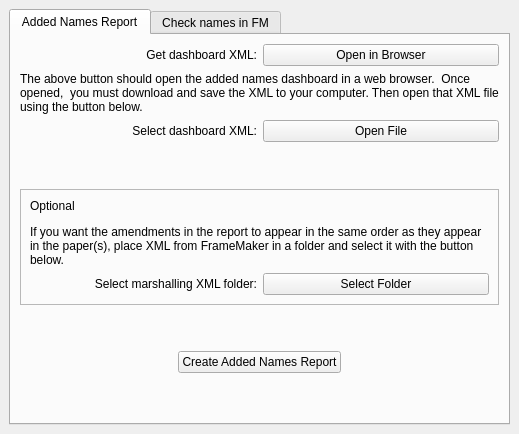
hoc-ppu/lawchecker, file python/ui/addedNames.ui: the form before one commit.
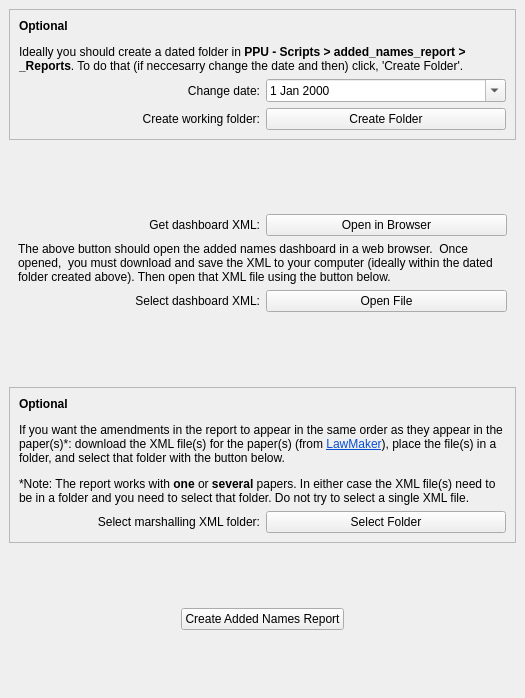
The form after the commit.

Commit message:
Marshal amendments using Lawmaker rather than FM
The main change XPaths in post-processing-html.xsl
Also add ability to create working folder in the GUI

What changed in the file:
```diff
--- a/python/ui/addedNames.ui
+++ b/python/ui/addedNames.ui
@@ -6,8 +6,8 @@
    <rect>
     <x>0</x>
     <y>0</y>
-    <width>519</width>
-    <height>434</height>
+    <width>525</width>
+    <height>698</height>
    </rect>
   </property>
   <property name="windowTitle">
@@ -16,14 +16,76 @@
   <widget class="QWidget" name="centralwidget">
    <layout class="QVBoxLayout" name="verticalLayout">
     <item>
-     <widget class="QTabWidget" name="tabWidget">
-      <property name="currentIndex">
-       <number>0</number>
+     <widget class="QFrame" name="frame_2">
+      <property name="frameShape">
+       <enum>QFrame::StyledPanel</enum>
       </property>
-      <widget class="QWidget" name="AddedNamesReport">
-       <attribute name="title">
-        <string>Added Names Report</string>
-       </attribute>
+      <property name="frameShadow">
+       <enum>QFrame::Raised</enum>
+      </property>
+      <layout class="QGridLayout" name="gridLayout_3">
+       <item row="0" column="0" colspan="2">
+        <widget class="QLabel" name="label_3">
+         <property name="text">
+          <string>&lt;html&gt;&lt;head/&gt;&lt;body&gt;&lt;p&gt;&lt;span style=&quot; font-weight:700;&quot;&gt;Optional&lt;/span&gt;&lt;/p&gt;&lt;p&gt;Ideally you should create a dated folder in &lt;span style=&quot; font-weight:700;&quot;&gt;PPU - Scripts &amp;gt; added_names_report &amp;gt; _Reports&lt;/span&gt;. To do that (if neccesarry change the date and then) click, 'Create Folder'.&lt;/p&gt;&lt;/body&gt;&lt;/html&gt;</string>
+         </property>
+         <property name="wordWrap">
+          <bool>true</bool>
+         </property>
+        </widget>
+       </item>
+       <item row="1" column="1">
+        <widget class="QDateEdit" name="workingFolderDateEdit">
+         <property name="calendarPopup">
+          <bool>true</bool>
+         </property>
+        </widget>
+       </item>
+       <item row="1" column="0">
+        <widget class="QLabel" name="label_4">
+         <property name="text">
+          <string>Change date:</string>
+         </property>
+         <property name="alignment">
+          <set>Qt::AlignRight|Qt::AlignTrailing|Qt::AlignVCenter</set>
+         </property>
+        </widget>
+       </item>
+       <item row="2" column="1">
+        <widget class="QPushButton" name="createWorkingFolderBtn">
+         <property name="text">
+          <string>Create Folder</string>
+         </property>
+        </widget>
+       </item>
+       <item row="2" column="0">
+        <widget class="QLabel" name="label_5">
+         <property name="text">
+          <string>Create working folder:</string>
+         </property>
+         <property name="alignment">
+          <set>Qt::AlignRight|Qt::AlignTrailing|Qt::AlignVCenter</set>
+         </property>
+        </widget>
+       </item>
+      </layout>
+     </widget>
+    </item>
+    <item>
+     <spacer name="verticalSpacer_4">
+      <property name="orientation">
+       <enum>Qt::Vertical</enum>
+      </property>
+      <property name="sizeHint" stdset="0">
+       <size>
+        <width>20</width>
+        <height>40</height>
+       </size>
+      </property>
+     </spacer>
+    </item>
+    <item>
+     <widget class="QWidget" name="widget" native="true">
        <layout class="QVBoxLayout" name="verticalLayout_2">
         <item>
          <layout class="QGridLayout" name="gridLayout" columnstretch="1,1">
@@ -37,6 +99,16 @@
             </property>
            </widget>
           </item>
+         <item row="3" column="0">
+          <widget class="QLabel" name="select_label">
+           <property name="text">
+            <string>Select dashboard XML:</string>
+           </property>
+           <property name="alignment">
+            <set>Qt::AlignRight|Qt::AlignTrailing|Qt::AlignVCenter</set>
+           </property>
+          </widget>
+         </item>
           <item row="0" column="1">
            <widget class="QPushButton" name="openBrowser_btn">
             <property name="text">
@@ -44,37 +116,30 @@
             </property>
            </widget>
           </item>
-          <item row="1" column="0" colspan="2">
-           <widget class="QLabel" name="instruction_label">
-            <property name="text">
-             <string>The above button should open the added names dashboard in a web browser.  Once opened,  you must download and save the XML to your computer. Then open that XML file using the button below.</string>
-            </property>
-            <property name="wordWrap">
-             <bool>true</bool>
-            </property>
-           </widget>
-          </item>
-          <item row="2" column="0">
-           <widget class="QLabel" name="select_label">
-            <property name="text">
-             <string>Select dashboard XML:</string>
-            </property>
-            <property name="alignment">
-             <set>Qt::AlignRight|Qt::AlignTrailing|Qt::AlignVCenter</set>
-            </property>
-           </widget>
-          </item>
-          <item row="2" column="1">
+         <item row="3" column="1">
            <widget class="QPushButton" name="xmlFile_btn">
             <property name="text">
              <string>Open File</string>
             </property>
            </widget>
           </item>
-         </layout>
+         <item row="1" column="0" colspan="2">
+          <widget class="QLabel" name="instruction_label">
+           <property name="text">
+            <string>The above button should open the added names dashboard in a web browser.  Once opened,  you must download and save the XML to your computer (ideally within the dated folder created above). Then open that XML file using the button below.</string>
+           </property>
+           <property name="wordWrap">
+            <bool>true</bool>
+           </property>
+          </widget>
+         </item>
+        </layout>
+       </item>
+      </layout>
+     </widget>
         </item>
         <item>
-         <spacer name="verticalSpacer_2">
+     <spacer name="verticalSpacer">
           <property name="orientation">
            <enum>Qt::Vertical</enum>
           </property>
@@ -115,7 +180,7 @@
            <item row="0" column="0" colspan="2">
             <widget class="QLabel" name="label_2">
              <property name="text">
-              <string>&lt;html&gt;&lt;head/&gt;&lt;body&gt;&lt;p&gt;Optional&lt;/p&gt;&lt;p&gt;If you want the amendments in the report to appear in the same order as they appear in the paper(s),  place XML from FrameMaker in a folder and select it with the button below.&lt;/p&gt;&lt;/body&gt;&lt;/html&gt;</string>
+          <string>&lt;html&gt;&lt;head/&gt;&lt;body&gt;&lt;p&gt;&lt;span style=&quot; font-weight:700;&quot;&gt;Optional&lt;/span&gt;&lt;/p&gt;&lt;p&gt;If you want the amendments in the report to appear in the same order as they appear in the paper(s)*: download the XML file(s) for the paper(s) (from &lt;a href=&quot;https://lawmaker.legislation.gov.uk/&quot;&gt;&lt;span style=&quot; text-decoration: underline; color:#094fd1;&quot;&gt;LawMaker&lt;/span&gt;&lt;/a&gt;), place the file(s) in a folder, and select that folder with the button below.&lt;/p&gt;&lt;p&gt;*Note: The report works with &lt;span style=&quot; font-weight:700;&quot;&gt;one&lt;/span&gt; or &lt;span style=&quot; font-weight:700;&quot;&gt;several&lt;/span&gt; papers. In either case the XML file(s) need to be in a folder and you need to select that folder. Do not try to select a single XML file.&lt;/p&gt;&lt;/body&gt;&lt;/html&gt;</string>
              </property>
              <property name="wordWrap">
               <bool>true</bool>
@@ -126,7 +191,7 @@
          </widget>
         </item>
         <item>
-         <spacer name="verticalSpacer">
+     <spacer name="verticalSpacer_3">
           <property name="orientation">
            <enum>Qt::Vertical</enum>
           </property>
@@ -155,10 +220,13 @@
           <property name="text">
            <string>Create Added Names Report</string>
           </property>
+      <property name="default">
+       <bool>false</bool>
+      </property>
          </widget>
         </item>
         <item>
-         <spacer name="verticalSpacer_3">
+     <spacer name="verticalSpacer_2">
           <property name="orientation">
            <enum>Qt::Vertical</enum>
           </property>
@@ -169,15 +237,6 @@
            </size>
           </property>
          </spacer>
-        </item>
-       </layout>
-      </widget>
-      <widget class="QWidget" name="CheckFM">
-       <attribute name="title">
-        <string>Check names in FM</string>
-       </attribute>
-      </widget>
-     </widget>
     </item>
    </layout>
   </widget>
```
Left out of the diff: 3 changed lines with no effect on the pictures. Lines whose indentation alone changed are shown as unchanged. The commit also changes 15 other files.
